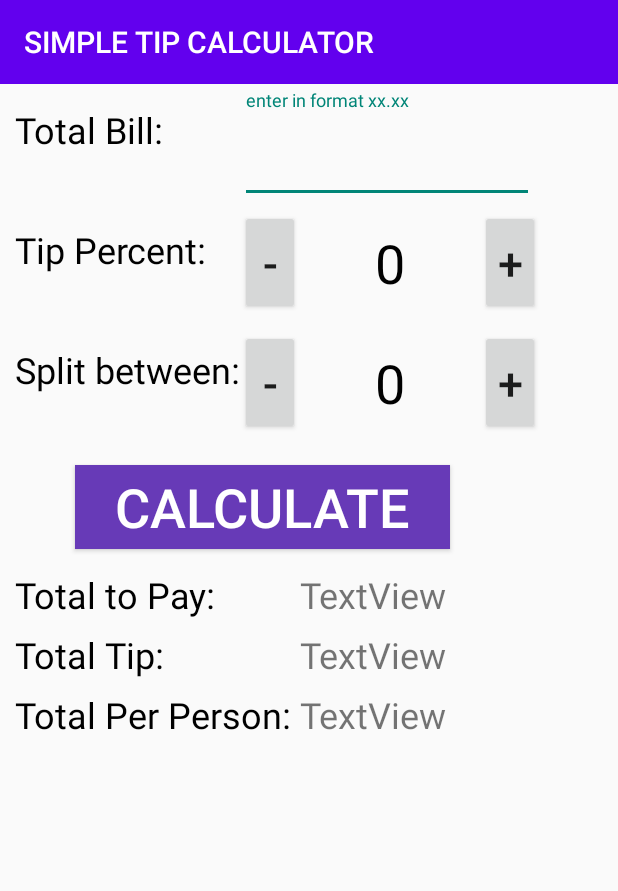
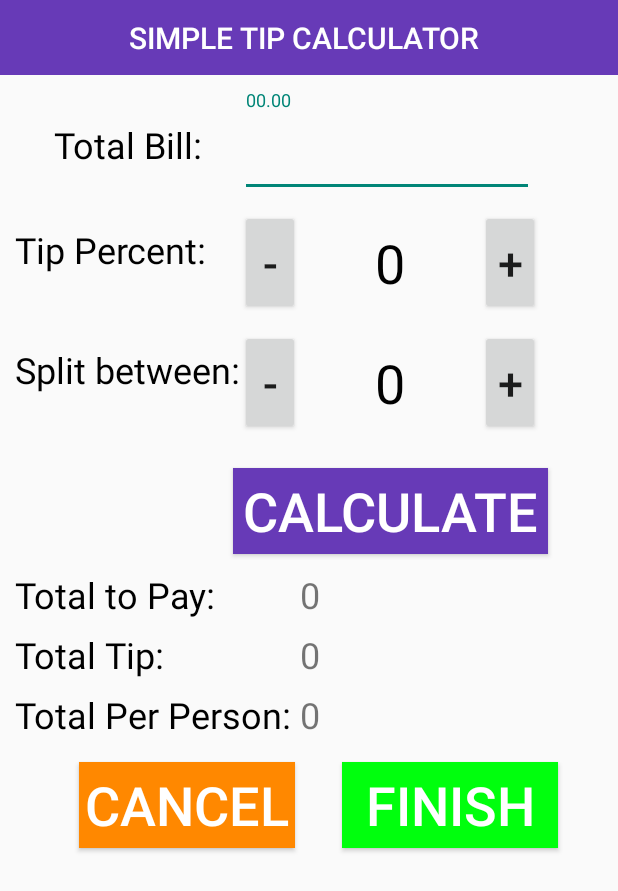
Before and after one commit to ericchen321/jack-in-a-box, an Android app: the screen it shows after launch (MainActivity), on a phone screen of 412 x 824 dp. Shown: the top 891 px of the screen. Run offline under Robolectric (Android 15) with nearby library versions, the phone set to English and light mode, and no system bars.

Commit message:
Ex2 complete

```diff
--- a/tipCalculator/app/src/main/AndroidManifest.xml
+++ b/tipCalculator/app/src/main/AndroidManifest.xml
@@ -9,7 +9,9 @@
         android:roundIcon="@mipmap/ic_launcher_round"
         android:supportsRtl="true"
         android:theme="@style/Theme.AppCompat.Light.NoActionBar">
-    <activity android:name=".MainActivity">
+        <activity android:name=".Finish_Activity"></activity>
+        <activity android:name=".Cancel_Activity" />
+        <activity android:name=".MainActivity">
             <intent-filter>
                 <action android:name="android.intent.action.MAIN" />
 
--- a/tipCalculator/app/src/main/java/com/example/tipcalculator/MainActivity.java
+++ b/tipCalculator/app/src/main/java/com/example/tipcalculator/MainActivity.java
@@ -4,6 +4,7 @@ import androidx.appcompat.app.AppCompatActivity;
 import androidx.appcompat.widget.Toolbar;
 
 import android.content.Context;
+import android.content.Intent;
 import android.os.Bundle;
 import android.view.View;
 import android.widget.Button;
@@ -19,6 +20,9 @@ public class MainActivity extends AppCompatActivity {
     private double totalToPay;
     private double tipTotal;
     private double totalPerPerson;
+
+
+
 
     private void extractAllInputs() {
         TextInputLayout textViewTotalBill = findViewById(R.id.entryTotalBill);
@@ -152,5 +156,29 @@ public class MainActivity extends AppCompatActivity {
             }
         });
 
+        Button cancelButton = findViewById((R.id.buttonCancel));
+        cancelButton.setOnClickListener(new View.OnClickListener() {
+            @Override
+            public void onClick(View view) {
+                openCancel_Activity();
+            }
+        });
+
+        Button finishButton = findViewById((R.id.buttonFinish));
+        finishButton.setOnClickListener(new View.OnClickListener() {
+            @Override
+            public void onClick(View view) {
+                openFinish_Activity();
+            }
+        });
+    }
+    public void openCancel_Activity() {
+        Intent intent = new Intent(this, Cancel_Activity.class);
+        startActivity(intent);
+    }
+
+    public void openFinish_Activity() {
+        Intent intent = new Intent(this, Finish_Activity.class);
+        startActivity(intent);
     }
 }
--- /dev/null
+++ b/tipCalculator/app/src/main/res/drawable/emoji_4.xml
@@ -0,0 +1,5 @@
+<vector android:height="24dp" android:tint="#13C800"
+    android:viewportHeight="24.0" android:viewportWidth="24.0"
+    android:width="24dp" xmlns:android="http://schemas.android.com/apk/res/android">
+    <path android:fillColor="#FF000000" android:pathData="M11.99,2C6.47,2 2,6.47 2,12s4.47,10 9.99,10S22,17.53 22,12 17.52,2 11.99,2zM12,20c-4.42,0 -8,-3.58 -8,-8s3.58,-8 8,-8 8,3.58 8,8 -3.58,8 -8,8zM13,9.94L14.06,11l1.06,-1.06L16.18,11l1.06,-1.06 -2.12,-2.12zM8.88,9.94L9.94,11 11,9.94 8.88,7.82 6.76,9.94 7.82,11zM12,17.5c2.33,0 4.31,-1.46 5.11,-3.5L6.89,14c0.8,2.04 2.78,3.5 5.11,3.5z"/>
+</vector>
--- /dev/null
+++ b/tipCalculator/app/src/main/res/drawable/empji_0.xml
@@ -0,0 +1,5 @@
+<vector android:height="24dp" android:tint="#C80900"
+    android:viewportHeight="24.0" android:viewportWidth="24.0"
+    android:width="24dp" xmlns:android="http://schemas.android.com/apk/res/android">
+    <path android:fillColor="#FF000000" android:pathData="M11.99,2C6.47,2 2,6.47 2,12s4.47,10 9.99,10S22,17.53 22,12 17.52,2 11.99,2zM12,20c-4.42,0 -8,-3.58 -8,-8s3.58,-8 8,-8 8,3.58 8,8 -3.58,8 -8,8zM16.18,7.76l-1.06,1.06 -1.06,-1.06L13,8.82l1.06,1.06L13,10.94 14.06,12l1.06,-1.06L16.18,12l1.06,-1.06 -1.06,-1.06 1.06,-1.06zM7.82,12l1.06,-1.06L9.94,12 11,10.94 9.94,9.88 11,8.82 9.94,7.76 8.88,8.82 7.82,7.76 6.76,8.82l1.06,1.06 -1.06,1.06zM12,14c-2.33,0 -4.31,1.46 -5.11,3.5h10.22c-0.8,-2.04 -2.78,-3.5 -5.11,-3.5z"/>
+</vector>
--- a/tipCalculator/app/src/main/res/layout/activity_main.xml
+++ b/tipCalculator/app/src/main/res/layout/activity_main.xml
@@ -10,19 +10,23 @@
         android:id="@+id/textView2"
         android:layout_width="wrap_content"
         android:layout_height="wrap_content"
-        android:layout_marginStart="10dp"
-        android:layout_marginLeft="10dp"
-        android:layout_marginTop="70dp"
+        android:layout_marginStart="36dp"
+        android:layout_marginLeft="36dp"
+        android:layout_marginTop="80dp"
+        android:layout_marginEnd="36dp"
+        android:layout_marginRight="36dp"
         android:text="Total Bill:"
         android:textColor="@android:color/black"
         android:textSize="24sp"
+        app:layout_constraintEnd_toStartOf="@+id/entryTotalBill"
+        app:layout_constraintHorizontal_bias="0.0"
         app:layout_constraintStart_toStartOf="parent"
         app:layout_constraintTop_toTopOf="parent" />
 
     <com.google.android.material.textfield.TextInputLayout
         android:id="@+id/entryTotalBill"
-        android:layout_width="218dp"
-        android:layout_height="75dp"
+        android:layout_width="196dp"
+        android:layout_height="71dp"
         android:layout_marginStart="160dp"
         android:layout_marginLeft="160dp"
         android:layout_marginTop="60dp"
@@ -31,10 +35,11 @@
         app:layout_constraintTop_toTopOf="parent">
 
         <com.google.android.material.textfield.TextInputEditText
-            android:layout_width="196dp"
+            android:layout_width="match_parent"
             android:layout_height="match_parent"
-            android:hint="enter in format xx.xx"
-            android:password="false" />
+            android:hint="00.00"
+            android:password="false"
+            android:textAppearance="@style/TextAppearance.AppCompat.Display1" />
 
     </com.google.android.material.textfield.TextInputLayout>
 
@@ -108,23 +113,23 @@
 
     <TextView
         android:id="@+id/textView6"
-        android:layout_width="wrap_content"
-        android:layout_height="wrap_content"
+        android:layout_width="124dp"
+        android:layout_height="34dp"
         android:layout_marginStart="200dp"
         android:layout_marginLeft="200dp"
         android:layout_marginTop="380dp"
-        android:text="TextView"
+        android:text="0"
         android:textSize="24sp"
         app:layout_constraintStart_toStartOf="parent"
         app:layout_constraintTop_toTopOf="parent" />
 
     <Button
         android:id="@+id/buttonCalculate"
-        android:layout_width="250dp"
-        android:layout_height="56dp"
-        android:layout_marginStart="50dp"
-        android:layout_marginLeft="50dp"
-        android:layout_marginTop="310dp"
+        android:layout_width="210dp"
+        android:layout_height="57dp"
+        android:layout_marginStart="155dp"
+        android:layout_marginLeft="155dp"
+        android:layout_marginTop="312dp"
         android:background="#673AB7"
         android:text="calculate"
         android:textColor="@android:color/white"
@@ -149,12 +154,12 @@
 
     <TextView
         android:id="@+id/textView8"
-        android:layout_width="wrap_content"
-        android:layout_height="wrap_content"
+        android:layout_width="123dp"
+        android:layout_height="33dp"
         android:layout_marginStart="200dp"
         android:layout_marginLeft="200dp"
         android:layout_marginTop="420dp"
-        android:text="TextView"
+        android:text="0"
         android:textSize="24sp"
         app:layout_constraintStart_toStartOf="parent"
         app:layout_constraintTop_toTopOf="parent" />
@@ -174,12 +179,12 @@
 
     <TextView
         android:id="@+id/textView10"
-        android:layout_width="wrap_content"
-        android:layout_height="wrap_content"
+        android:layout_width="123dp"
+        android:layout_height="32dp"
         android:layout_marginStart="200dp"
         android:layout_marginLeft="200dp"
         android:layout_marginTop="460dp"
-        android:text="TextView"
+        android:text="0"
         android:textSize="24sp"
         app:layout_constraintStart_toStartOf="parent"
         app:layout_constraintTop_toTopOf="parent" />
@@ -234,15 +239,50 @@
 
     <androidx.appcompat.widget.Toolbar
         android:id="@+id/tipCalcToolBar"
-        android:layout_width="match_parent"
-        android:layout_height="wrap_content"
+        android:layout_width="0dp"
+        android:layout_height="50dp"
         android:layout_weight="1"
-        android:background="@color/colorPrimary"
+        android:background="#673AB7"
         android:minHeight="?attr/actionBarSize"
         android:theme="?attr/actionBarTheme"
+        app:layout_constraintEnd_toEndOf="parent"
         app:layout_constraintStart_toStartOf="parent"
         app:layout_constraintTop_toTopOf="parent"
-        app:title="SIMPLE TIP CALCULATOR"
+        app:title="               SIMPLE TIP CALCULATOR"
         app:titleTextColor="#FFFFFF" />
 
-</androidx.constraintlayout.widget.ConstraintLayout>
+    <Button
+        android:id="@+id/buttonFinish"
+        android:layout_width="144dp"
+        android:layout_height="57dp"
+        android:layout_marginTop="508dp"
+        android:layout_marginEnd="40dp"
+        android:layout_marginRight="40dp"
+        android:background="#00FF0D"
+        android:text="FINISH"
+        android:textColor="@android:color/white"
+        android:textSize="36sp"
+        app:layout_constraintEnd_toEndOf="parent"
+        app:layout_constraintTop_toTopOf="parent"
+        app:rippleColor="#673AB7"
+        app:strokeColor="@color/colorPrimary" />
+
+    <Button
+        android:id="@+id/buttonCancel"
+        android:layout_width="144dp"
+        android:layout_height="57dp"
+        android:layout_marginStart="40dp"
+        android:layout_marginLeft="40dp"
+        android:layout_marginTop="508dp"
+        android:background="@android:color/holo_orange_dark"
+        android:text="Cancel"
+        android:textColor="@android:color/white"
+        android:textSize="36sp"
+        app:layout_constraintEnd_toStartOf="@+id/buttonFinish"
+        app:layout_constraintHorizontal_bias="0.291"
+        app:layout_constraintStart_toStartOf="parent"
+        app:layout_constraintTop_toTopOf="parent"
+        app:rippleColor="#673AB7"
+        app:strokeColor="@color/colorPrimary" />
+
+</androidx.constraintlayout.widget.ConstraintLayout >
```
Also changed, not shown: tipCalculator/app/src/main/java/com/example/tipcalculator/Cancel_Activity.java (added, +42 -0 lines), tipCalculator/app/src/main/java/com/example/tipcalculator/Cancel_Activity_View.java (added, +145 -0 lines), tipCalculator/app/src/main/java/com/example/tipcalculator/Finish_Activity.java (added, +60 -0 lines), tipCalculator/app/src/main/res/drawable/animation_sad.xml (added, +19 -0 lines), tipCalculator/app/src/main/res/drawable/emoj1_1.xml (added, +7 -0 lines), tipCalculator/app/src/main/res/drawable/emoji_2.xml (added, +8 -0 lines), tipCalculator/app/src/main/res/drawable/emoji_3.xml (added, +7 -0 lines), tipCalculator/app/src/main/res/layout/activity_finish_.xml (added, +55 -0 lines), 1 other file.
